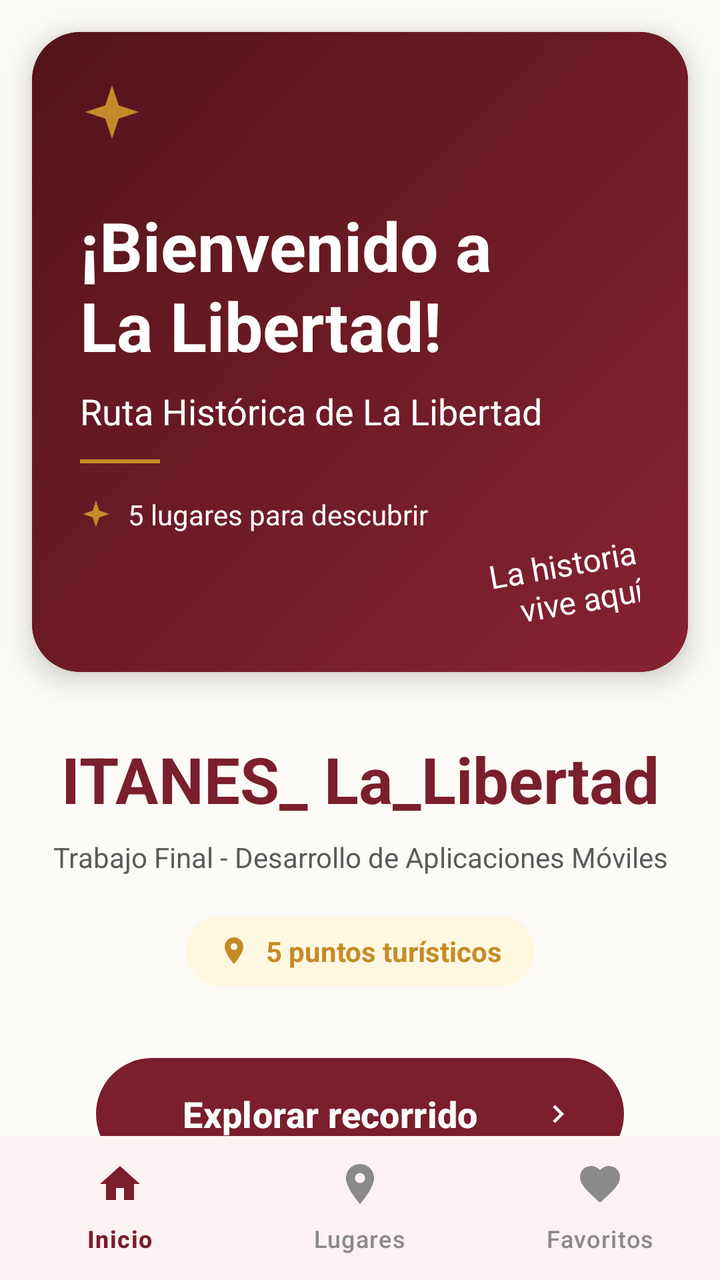
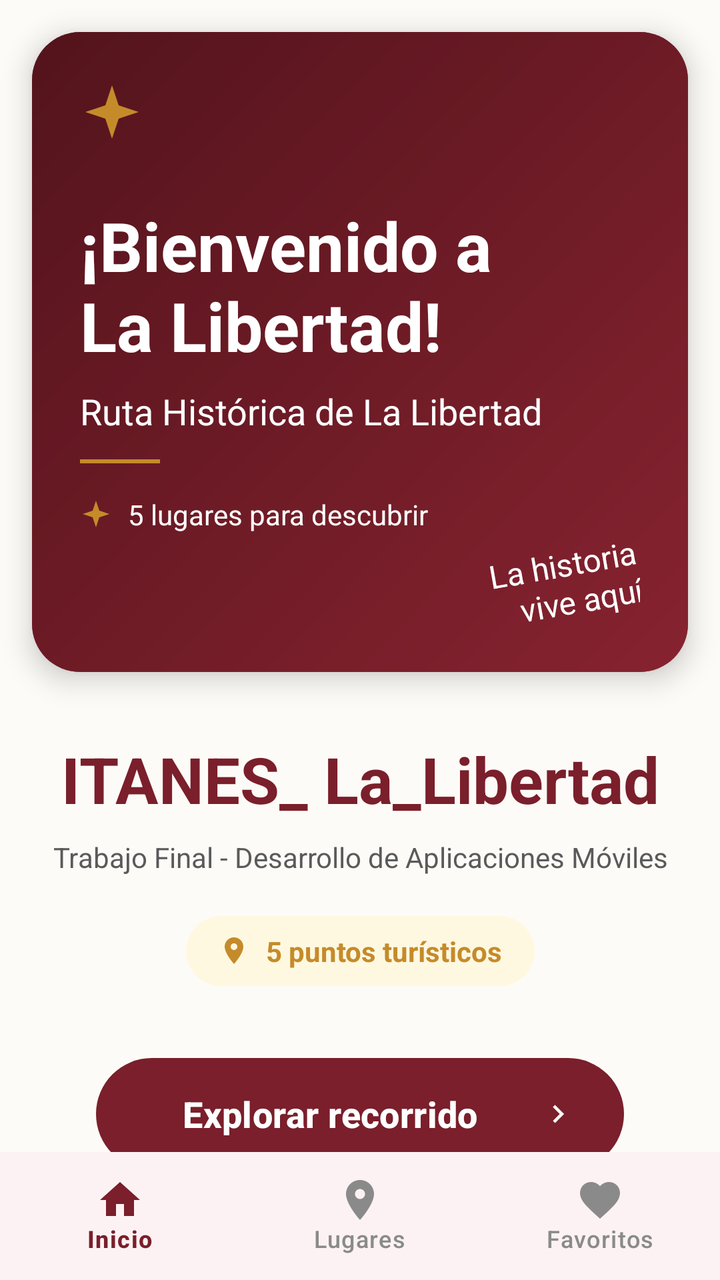

Before-and-after screenshots of an Android layout around one commit, followed by the original layout XML and the change that was made.
<!-- AndroidManifest.xml: application theme Theme.ITANES_La_Libertad -->
<!-- res/layout/activity_main.xml -->
<?xml version="1.0" encoding="utf-8"?>
<RelativeLayout xmlns:android="http://schemas.android.com/apk/res/android"
    xmlns:app="http://schemas.android.com/apk/res-auto"
    xmlns:tools="http://schemas.android.com/tools"
    android:id="@+id/main"
    android:layout_width="match_parent"
    android:layout_height="match_parent"
    android:background="@color/color_background"
    tools:context=".MainActivity">

    <androidx.constraintlayout.widget.ConstraintLayout
        android:layout_width="match_parent"
        android:layout_height="match_parent"
        android:layout_above="@+id/bottomNavigation">

        
        <androidx.cardview.widget.CardView
            android:id="@+id/cardHero"
            android:layout_width="match_parent"
            android:layout_height="320dp"
            android:layout_margin="16dp"
            app:cardCornerRadius="24dp"
            app:cardElevation="8dp"
            app:layout_constraintTop_toTopOf="parent">

            <FrameLayout
                android:layout_width="match_parent"
                android:layout_height="match_parent">

                
                <ImageView
                    android:id="@+id/imageHero"
                    android:layout_width="match_parent"
                    android:layout_height="match_parent"
                    android:scaleType="centerCrop"
                    android:src="@drawable/hero_placeholder"
                    android:contentDescription="@string/tour_name" />

                
                <View
                    android:layout_width="match_parent"
                    android:layout_height="match_parent"
                    android:background="@drawable/bg_hero_gradient"
                    android:alpha="0.7" />

                <androidx.constraintlayout.widget.ConstraintLayout
                    android:layout_width="match_parent"
                    android:layout_height="match_parent"
                    android:padding="24dp">

                    <ImageView
                        android:layout_width="32dp"
                        android:layout_height="32dp"
                        android:src="@drawable/ic_star_decoration"
                        app:layout_constraintStart_toStartOf="parent"
                        app:layout_constraintTop_toTopOf="parent" />

                    <TextView
                        android:id="@+id/textWelcome"
                        android:layout_width="wrap_content"
                        android:layout_height="wrap_content"
                        android:layout_marginTop="60dp"
                        android:text="@string/welcome_hero_title"
                        android:textColor="@color/white"
                        android:textSize="34sp"
                        android:textStyle="bold"
                        app:layout_constraintStart_toStartOf="parent"
                        app:layout_constraintTop_toTopOf="parent" />

                    <TextView
                        android:id="@+id/textRutaDesc"
                        android:layout_width="wrap_content"
                        android:layout_height="wrap_content"
                        android:layout_marginTop="8dp"
                        android:text="@string/tour_name"
                        android:textColor="@color/white"
                        android:textSize="18sp"
                        app:layout_constraintStart_toStartOf="parent"
                        app:layout_constraintTop_toBottomOf="@+id/textWelcome" />

                    <View
                        android:id="@+id/dividerHero"
                        android:layout_width="40dp"
                        android:layout_height="2dp"
                        android:layout_marginTop="12dp"
                        android:background="@color/color_secondary"
                        app:layout_constraintStart_toStartOf="parent"
                        app:layout_constraintTop_toBottomOf="@+id/textRutaDesc" />

                    <LinearLayout
                        android:layout_width="wrap_content"
                        android:layout_height="wrap_content"
                        android:layout_marginTop="16dp"
                        android:gravity="center_vertical"
                        android:orientation="horizontal"
                        app:layout_constraintStart_toStartOf="parent"
                        app:layout_constraintTop_toBottomOf="@+id/dividerHero">

                        <ImageView
                            android:layout_width="16dp"
                            android:layout_height="16dp"
                            android:src="@drawable/ic_star_decoration"
                            app:tint="@color/color_secondary" />

                        <TextView
                            android:layout_width="wrap_content"
                            android:layout_height="wrap_content"
                            android:layout_marginStart="8dp"
                            android:text="@string/places_discover_count"
                            android:textColor="@color/white"
                            android:textSize="14sp" />
                    </LinearLayout>

                    <TextView
                        android:layout_width="wrap_content"
                        android:layout_height="wrap_content"
                        android:text="@string/hero_decorative_text"
                        android:textColor="@color/white"
                        android:textSize="16sp"
                        android:textAlignment="viewEnd"
                        android:rotation="-10"
                        app:layout_constraintBottom_toBottomOf="parent"
                        app:layout_constraintEnd_toEndOf="parent" />

                </androidx.constraintlayout.widget.ConstraintLayout>
            </FrameLayout>
        </androidx.cardview.widget.CardView>

        <TextView
            android:id="@+id/textAppName"
            android:layout_width="0dp"
            android:layout_height="wrap_content"
            android:layout_marginTop="32dp"
            android:text="@string/app_name"
            android:textColor="@color/color_primary"
            android:textSize="32sp"
            android:textStyle="bold"
            android:textAlignment="center"
            app:layout_constraintEnd_toEndOf="parent"
            app:layout_constraintStart_toStartOf="parent"
            app:layout_constraintTop_toBottomOf="@+id/cardHero" />

        <TextView
            android:id="@+id/textCourse"
            android:layout_width="0dp"
            android:layout_height="wrap_content"
            android:layout_marginTop="8dp"
            android:text="@string/course_title"
            android:textColor="@color/text_secondary"
            android:textSize="14sp"
            android:textAlignment="center"
            app:layout_constraintEnd_toEndOf="parent"
            app:layout_constraintStart_toStartOf="parent"
            app:layout_constraintTop_toBottomOf="@+id/textAppName" />

        <LinearLayout
            android:id="@+id/layoutBadge"
            android:layout_width="wrap_content"
            android:layout_height="wrap_content"
            android:layout_marginTop="20dp"
            android:background="@drawable/bg_badge"
            android:gravity="center"
            android:orientation="horizontal"
            android:paddingHorizontal="16dp"
            android:paddingVertical="8dp"
            app:layout_constraintEnd_toEndOf="parent"
            app:layout_constraintStart_toStartOf="parent"
            app:layout_constraintTop_toBottomOf="@+id/textCourse">

            <ImageView
                android:layout_width="16dp"
                android:layout_height="16dp"
                android:src="@drawable/ic_place"
                app:tint="@color/color_secondary" />

            <TextView
                android:layout_width="wrap_content"
                android:layout_height="wrap_content"
                android:layout_marginStart="8dp"
                android:text="@string/places_count"
                android:textColor="@color/badge_text"
                android:textStyle="bold"
                android:textSize="14sp" />
        </LinearLayout>

        <com.google.android.material.button.MaterialButton
            android:id="@+id/buttonExplore"
            android:layout_width="match_parent"
            android:layout_height="64dp"
            android:layout_marginHorizontal="48dp"
            android:layout_marginTop="32dp"
            android:text="@string/button_explore"
            android:textAllCaps="false"
            android:textColor="@color/white"
            android:textSize="18sp"
            android:textStyle="bold"
            app:backgroundTint="@color/color_primary"
            app:cornerRadius="32dp"
            app:icon="@drawable/ic_chevron_right"
            app:iconGravity="end"
            app:iconPadding="12dp"
            app:iconTint="@color/white"
            app:layout_constraintTop_toBottomOf="@+id/layoutBadge" />

    </androidx.constraintlayout.widget.ConstraintLayout>

    
    <com.google.android.material.bottomnavigation.BottomNavigationView
        android:id="@+id/bottomNavigation"
        android:layout_width="match_parent"
        android:layout_height="72dp"
        android:layout_alignParentBottom="true"
        android:background="@color/color_nav_bg"
        app:itemIconTint="@drawable/nav_item_color_state"
        app:itemTextColor="@drawable/nav_item_color_state"
        app:itemRippleColor="@color/color_nav_indicator"
        app:itemActiveIndicatorStyle="@style/App.CustomIndicator"
        app:elevation="0dp"
        app:menu="@menu/bottom_navigation_menu"
        app:labelVisibilityMode="labeled" />

</RelativeLayout>
<!-- resources referenced by this layout -->
<resources>
  <color name="badge_text">#C58B2A</color>
  <color name="color_background">#FDFBF7</color>
  <color name="color_nav_bg">#FDF2F3</color>
  <color name="color_nav_indicator">#F5D6D9</color>
  <color name="color_primary">#7A1F2B</color>
  <color name="color_secondary">#C58B2A</color>
  <color name="text_secondary">#5A5A5A</color>
  <color name="white">#FFFFFFFF</color>
  <!-- drawable bg_badge (drawable) -->
  <?xml version="1.0" encoding="utf-8"?>
  <shape xmlns:android="http://schemas.android.com/apk/res/android">
      <solid android:color="@color/badge_bg" />
      <corners android:radius="20dp" />
  </shape>
  <!-- drawable bg_hero_gradient (drawable) -->
  <?xml version="1.0" encoding="utf-8"?>
  <shape xmlns:android="http://schemas.android.com/apk/res/android">
      <gradient
          android:startColor="#9E2A3A"
          android:endColor="#54141D"
          android:angle="135" />
      <corners android:radius="16dp" />
  </shape>
  <!-- drawable hero_placeholder (drawable) -->
  <?xml version="1.0" encoding="utf-8"?>
  <shape xmlns:android="http://schemas.android.com/apk/res/android">
      <solid android:color="@color/color_primary_dark" />
  </shape>
  <!-- drawable ic_chevron_right (drawable) -->
  <vector xmlns:android="http://schemas.android.com/apk/res/android"
      android:width="24dp"
      android:height="24dp"
      android:viewportWidth="24"
      android:viewportHeight="24">
    <path
        android:fillColor="@color/color_primary"
        android:pathData="M10,6L8.59,7.41 13.17,12l-4.58,4.59L10,18l6,-6z"/>
  </vector>
  <!-- drawable ic_place (drawable) -->
  <vector xmlns:android="http://schemas.android.com/apk/res/android"
      android:width="24dp"
      android:height="24dp"
      android:viewportWidth="24"
      android:viewportHeight="24">
    <path
        android:fillColor="#FF000000"
        android:pathData="M12,2C8.13,2 5,5.13 5,9c0,5.25 7,13 7,13s7,-7.75 7,-13c0,-3.87 -3.13,-7 -7,-7zM12,11.5c-1.38,0 -2.5,-1.12 -2.5,-2.5s1.12,-2.5 2.5,-2.5 2.5,1.12 2.5,2.5 -1.12,2.5 -2.5,2.5z"/>
  </vector>
  <!-- drawable ic_star_decoration (drawable) -->
  <vector xmlns:android="http://schemas.android.com/apk/res/android"
      android:width="24dp"
      android:height="24dp"
      android:viewportWidth="24"
      android:viewportHeight="24">
    <path
        android:fillColor="@color/color_secondary"
        android:pathData="M12,2L14.5,9.5L22,12L14.5,14.5L12,22L9.5,14.5L2,12L9.5,9.5L12,2Z"/>
  </vector>
  <!-- drawable nav_item_color_state (drawable) -->
  <selector xmlns:android="http://schemas.android.com/apk/res/android">
      <item android:state_checked="true" android:color="@color/color_nav_selected" />
      <item android:color="@color/color_nav_unselected" />
  </selector>
  <string name="app_name">ITANES_ La_Libertad</string>
  <string name="button_explore">Explorar recorrido</string>
  <string name="course_title">Trabajo Final - Desarrollo de Aplicaciones Móviles</string>
  <string name="hero_decorative_text">La historia\nvive aquí</string>
  <string name="places_count">5 puntos turísticos</string>
  <string name="places_discover_count">5 lugares para descubrir</string>
  <string name="tour_name">Ruta Histórica de La Libertad</string>
  <string name="welcome_hero_title">¡Bienvenido a\nLa Libertad!</string>
  <style name="App.CustomIndicator" parent="Widget.Material3.BottomNavigationView.ActiveIndicator">
          <item name="android:color">@color/color_nav_indicator</item>
          <item name="android:width">60dp</item>
          <item name="android:height">40dp</item>
      </style>
  <style name="Theme.ITANES_La_Libertad" parent="Base.Theme.ITANES_La_Libertad" />
  <color name="badge_bg">#FFF8E1</color>
  <color name="color_primary_dark">#54141D</color>
  <color name="color_nav_selected">#7A1F2B</color>
  <color name="color_nav_unselected">#8A8A8A</color>
  <color name="text_on_primary">#FFFFFF</color>
  <color name="color_surface">#FFFFFF</color>
  <color name="color_error">#B3261E</color>
  <!-- unchanged entries left out for length: 1 -->
</resources>

<!-- the commit's change to res/layout/activity_main.xml (unified diff, before → after) -->
@@ -208,8 +208,9 @@
     <com.google.android.material.bottomnavigation.BottomNavigationView
         android:id="@+id/bottomNavigation"
         android:layout_width="match_parent"
-        android:layout_height="72dp"
+        android:layout_height="wrap_content"
         android:layout_alignParentBottom="true"
+        android:minHeight="64dp"
         android:background="@color/color_nav_bg"
         app:itemIconTint="@drawable/nav_item_color_state"
         app:itemTextColor="@drawable/nav_item_color_state"
